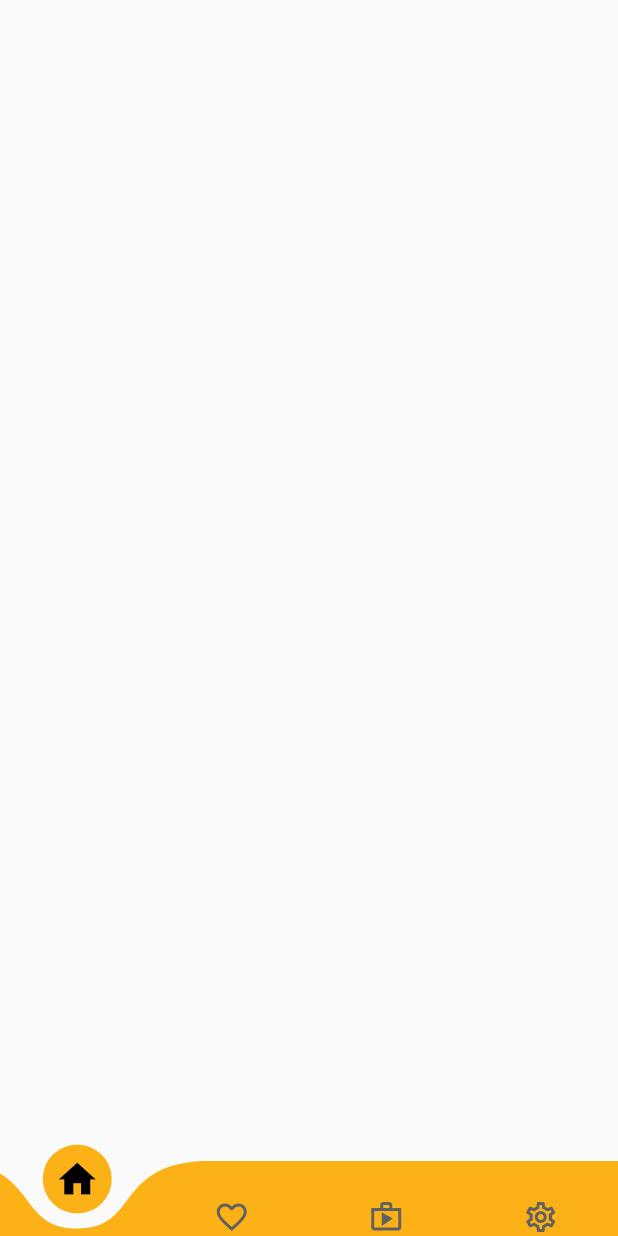
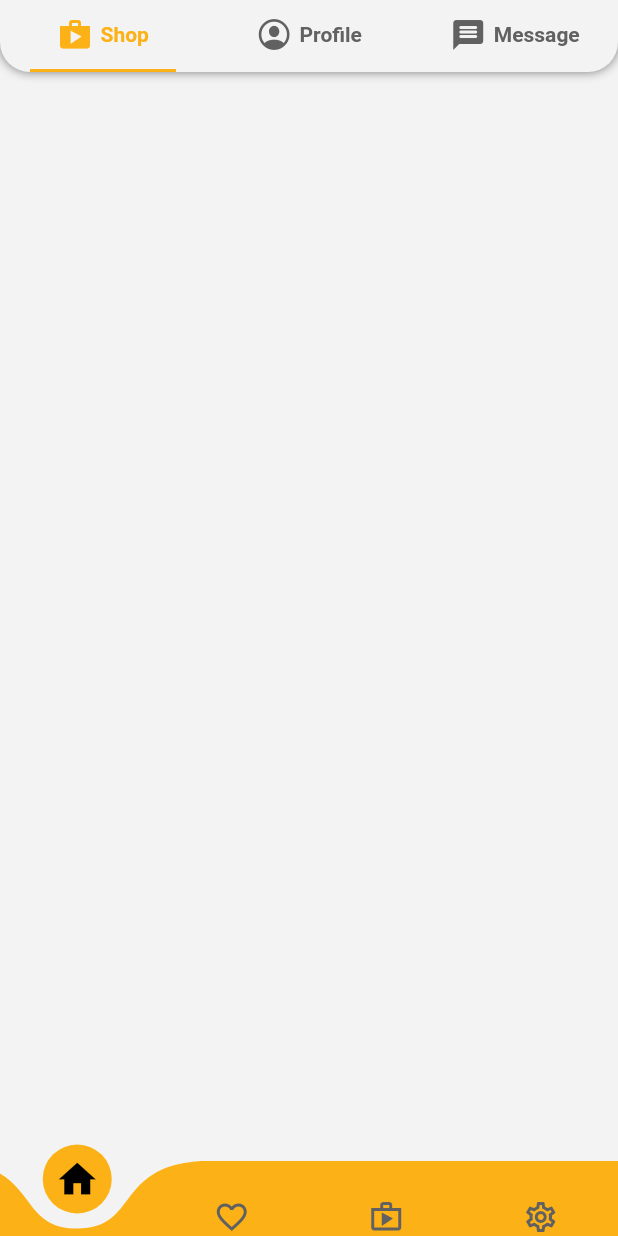
Before and after one commit to jsc-app-2020/xetia_shop, a Flutter app: the screen it shows after launch, on a phone screen of 412 x 824 dp. Run offline on Flutter 3.47's test engine with Material 2 defaults, Android fonts, the phone set to English and light mode, and no system bars; drawn by our look-alikes of curved_navigation_bar; Roboto replaces fonts that are missing (Open-Sans).

Commit message:
add tab bar

```diff
--- /dev/null
+++ b/lib/components/colored_safe_area.dart
@@ -0,0 +1,20 @@
+import 'package:flutter/material.dart';
+
+// ini sebagai pembungkus SafeArea agar statusBar mempunyai warna
+class ColoredSafeArea extends StatelessWidget {
+  final Widget child;
+  final Color color;
+
+  const ColoredSafeArea({Key key, @required this.color, @required this.child})
+      : super(key: key);
+
+  @override
+  Widget build(BuildContext context) {
+    return Container(
+      color: color ?? Theme.of(context).colorScheme.primaryVariant,
+      child: SafeArea(
+        child: child,
+      ),
+    );
+  }
+}
--- /dev/null
+++ b/lib/components/sliver_app_bar_delegate.dart
@@ -0,0 +1,33 @@
+import 'package:flutter/material.dart';
+import 'package:xetia_shop/constants.dart';
+
+class SliverAppBarDelegate extends SliverPersistentHeaderDelegate {
+  SliverAppBarDelegate(this._tabBar);
+
+  final TabBar _tabBar;
+
+  @override
+  double get minExtent => _tabBar.preferredSize.height;
+
+  @override
+  double get maxExtent => _tabBar.preferredSize.height;
+
+  @override
+  Widget build(
+      BuildContext context, double shrinkOffset, bool overlapsContent) {
+    return new Container(
+      decoration: BoxDecoration(
+          color: kBgWhite,
+          borderRadius: BorderRadius.vertical(bottom: Radius.circular(20)),
+          boxShadow: [
+            BoxShadow(color: Colors.black.withOpacity(0.5), blurRadius: 5),
+          ]),
+      child: _tabBar,
+    );
+  }
+
+  @override
+  bool shouldRebuild(SliverAppBarDelegate oldDelegate) {
+    return false;
+  }
+}
--- /dev/null
+++ b/lib/components/xetia_bottom_nav_bar.dart
@@ -0,0 +1,48 @@
+import 'package:curved_navigation_bar/curved_navigation_bar.dart';
+import 'package:flutter/material.dart';
+import 'package:xetia_shop/constants.dart';
+
+class XetiaBottomNavBar extends StatelessWidget {
+  final int page;
+  final Function onTap;
+
+  const XetiaBottomNavBar({Key key, this.page, this.onTap}) : super(key: key);
+
+  @override
+  Widget build(BuildContext context) {
+    return CurvedNavigationBar(
+      key: key,
+      index: 0,
+      height: 50.0,
+      items: <Widget>[
+        Icon(
+          page == 0 ? Icons.home : Icons.home_outlined,
+          size: page == 0 ? 30 : 24,
+          color: page == 0 ? Colors.black : kGrey,
+        ),
+        Icon(
+          page == 1 ? Icons.favorite : Icons.favorite_border,
+          size: page == 1 ? 30 : 24,
+          color: page == 1 ? Colors.black : kGrey,
+        ),
+        Icon(
+          page == 2 ? Icons.shop : Icons.shop_outlined,
+          size: page == 2 ? 30 : 24,
+          color: page == 2 ? Colors.black : kGrey,
+        ),
+        Icon(
+          page == 3 ? Icons.settings : Icons.settings_outlined,
+          size: page == 3 ? 30 : 24,
+          color: page == 3 ? Colors.black : kGrey,
+        ),
+      ],
+      backgroundColor: Color(0xff00FFFFFF),
+      color: kOrange,
+      buttonBackgroundColor: kOrange,
+      animationCurve: Curves.easeInOut,
+      animationDuration: Duration(milliseconds: 300),
+      onTap: onTap,
+      letIndexChange: (index) => true,
+    );
+  }
+}
--- a/lib/constants.dart
+++ b/lib/constants.dart
@@ -2,3 +2,4 @@ import 'package:flutter/material.dart';
 
 const Color kOrange = Color(0xFFFCB216);
 Color kGrey = Colors.grey[700];
+const Color kBgWhite = Color(0xFFf3f3f3);
--- a/lib/dashboard_screen.dart
+++ b/lib/dashboard_screen.dart
@@ -1,11 +1,94 @@
+import 'package:flutter/cupertino.dart';
 import 'package:flutter/material.dart';
+import 'package:xetia_shop/components/colored_safe_area.dart';
+import 'package:xetia_shop/components/sliver_app_bar_delegate.dart';
 
-class DashboardScreen extends StatelessWidget {
+import 'constants.dart';
+
+class DashboardScreen extends StatefulWidget {
+  @override
+  _DashboardScreenState createState() => _DashboardScreenState();
+}
+
+class _DashboardScreenState extends State<DashboardScreen> {
+  List<String> tabText;
+  List<IconData> tabIcon;
+
+  List<Widget> getList(List<String> tabText, List<IconData> tabIcon) {
+    List<Widget> childes = [];
+    for (var i = 0; i < tabText.length; i++) {
+      childes.add(Tab(
+        child: Row(
+          crossAxisAlignment: CrossAxisAlignment.center,
+          mainAxisAlignment: MainAxisAlignment.center,
+          children: [
+            Icon(tabIcon[i]),
+            SizedBox(width: 5),
+            Text(tabText[i]),
+          ],
+        ),
+      ));
+    }
+    return childes;
+  }
+
+  @override
+  void initState() {
+    super.initState();
+    tabText = ["Shop", "Profile", "Message"];
+    tabIcon = [
+      Icons.shop,
+      CupertinoIcons.profile_circled,
+      Icons.message_rounded
+    ];
+  }
+
   @override
   Widget build(BuildContext context) {
-    return Container(
-      child: Center(
-        child: Text("Dashboard"),
+    return ColoredSafeArea(
+      color: kBgWhite,
+      child: Scaffold(
+        backgroundColor: kBgWhite,
+        body: DefaultTabController(
+          length: tabText.length,
+          child: NestedScrollView(
+            headerSliverBuilder:
+                (BuildContext context, bool innerBoxIsScrolled) {
+              return <Widget>[
+                SliverPersistentHeader(
+                  delegate: SliverAppBarDelegate(
+                    TabBar(
+                      labelColor: kOrange,
+                      unselectedLabelColor: kGrey,
+                      indicatorColor: kOrange,
+                      indicatorPadding: EdgeInsets.symmetric(horizontal: 20),
+                      physics: BouncingScrollPhysics(),
+                      labelStyle: TextStyle(fontWeight: FontWeight.w700),
+                      tabs: getList(tabText, tabIcon),
+                    ),
+                  ),
+                  pinned: true,
+                ),
+              ];
+            },
+            body: TabBarView(
+              children: [
+                SingleChildScrollView(
+                  physics: BouncingScrollPhysics(),
+                  child: Container(),
+                ),
+                SingleChildScrollView(
+                  physics: BouncingScrollPhysics(),
+                  child: Container(),
+                ),
+                SingleChildScrollView(
+                  physics: BouncingScrollPhysics(),
+                  child: Container(),
+                ),
+              ],
+            ),
+          ),
+        ),
       ),
     );
   }
--- a/lib/home_screen.dart
+++ b/lib/home_screen.dart
@@ -0,0 +1,43 @@
+import 'package:flutter/material.dart';
+import 'package:xetia_shop/cart_screen.dart';
+import 'package:xetia_shop/components/xetia_bottom_nav_bar.dart';
+import 'package:xetia_shop/dashboard_screen.dart';
+import 'package:xetia_shop/favorite_screen.dart';
+import 'package:xetia_shop/setting_screen.dart';
+
+class HomeScreen extends StatefulWidget {
+  @override
+  _HomeScreenState createState() => _HomeScreenState();
+}
+
+class _HomeScreenState extends State<HomeScreen> {
+  int page = 0;
+  List<Widget> bodies;
+
+  @override
+  void initState() {
+    super.initState();
+    bodies = [
+      DashboardScreen(),
+      FavoriteScreen(),
+      CartScreen(),
+      SettingScreen(),
+    ];
+  }
+
+  @override
+  Widget build(BuildContext context) {
+    return Scaffold(
+      extendBody: true,
+      body: bodies[page],
+      bottomNavigationBar: XetiaBottomNavBar(
+        page: page,
+        onTap: (index) {
+          setState(() {
+            page = index;
+          });
+        },
+      ),
+    );
+  }
+}
--- a/lib/main.dart
+++ b/lib/main.dart
@@ -1,9 +1,7 @@
-import 'package:curved_navigation_bar/curved_navigation_bar.dart';
 import 'package:flutter/material.dart';
+import 'package:xetia_shop/home_screen.dart';
 
-import 'constants.dart';
-
-void main() => runApp(MaterialApp(home: HomeScreen()));
+void main() => runApp(MaterialApp(home: MyApp()));
 
 class MyApp extends StatelessWidget {
   @override
@@ -12,7 +10,7 @@ class MyApp extends StatelessWidget {
       debugShowCheckedModeBanner: false,
       title: 'XETIA SHOP',
       theme: ThemeData(
-        primarySwatch: kOrange,
+        primarySwatch: Colors.orange,
         fontFamily: "Open-Sans",
         visualDensity: VisualDensity.adaptivePlatformDensity,
       ),
@@ -20,73 +18,3 @@ class MyApp extends StatelessWidget {
     );
   }
 }
-
-class HomeScreen extends StatefulWidget {
-  @override
-  _HomeScreenState createState() => _HomeScreenState();
-}
-
-class _HomeScreenState extends State<HomeScreen> {
-  int page = 0;
-
-  @override
-  Widget build(BuildContext context) {
-    return Scaffold(
-      extendBody: true,
-      bottomNavigationBar: XetiaBottomNavBar(
-        page: page,
-        onTap: (index) {
-          setState(() {
-            page = index;
-          });
-        },
-      ),
-      body: Container(),
-    );
-  }
-}
-
-class XetiaBottomNavBar extends StatelessWidget {
-  final int page;
-  final Function onTap;
-
-  const XetiaBottomNavBar({Key key, this.page, this.onTap}) : super(key: key);
-
-  @override
-  Widget build(BuildContext context) {
-    return CurvedNavigationBar(
-      key: key,
-      index: 0,
-      height: 50.0,
-      items: <Widget>[
-        Icon(
-          page == 0 ? Icons.home : Icons.home_outlined,
-          size: page == 0 ? 30 : 24,
-          color: page == 0 ? Colors.black : kGrey,
-        ),
-        Icon(
-          page == 1 ? Icons.favorite : Icons.favorite_border,
-          size: page == 1 ? 30 : 24,
-          color: page == 1 ? Colors.black : kGrey,
-        ),
-        Icon(
-          page == 2 ? Icons.shop : Icons.shop_outlined,
-          size: page == 2 ? 30 : 24,
-          color: page == 2 ? Colors.black : kGrey,
-        ),
-        Icon(
-          page == 3 ? Icons.settings : Icons.settings_outlined,
-          size: page == 3 ? 30 : 24,
-          color: page == 3 ? Colors.black : kGrey,
-        ),
-      ],
-      backgroundColor: Color(0xff00FFFFFF),
-      color: kOrange,
-      buttonBackgroundColor: kOrange,
-      animationCurve: Curves.easeInOut,
-      animationDuration: Duration(milliseconds: 300),
-      onTap: onTap,
-      letIndexChange: (index) => true,
-    );
-  }
-}
```
Also changed, not shown: 1 other file.
